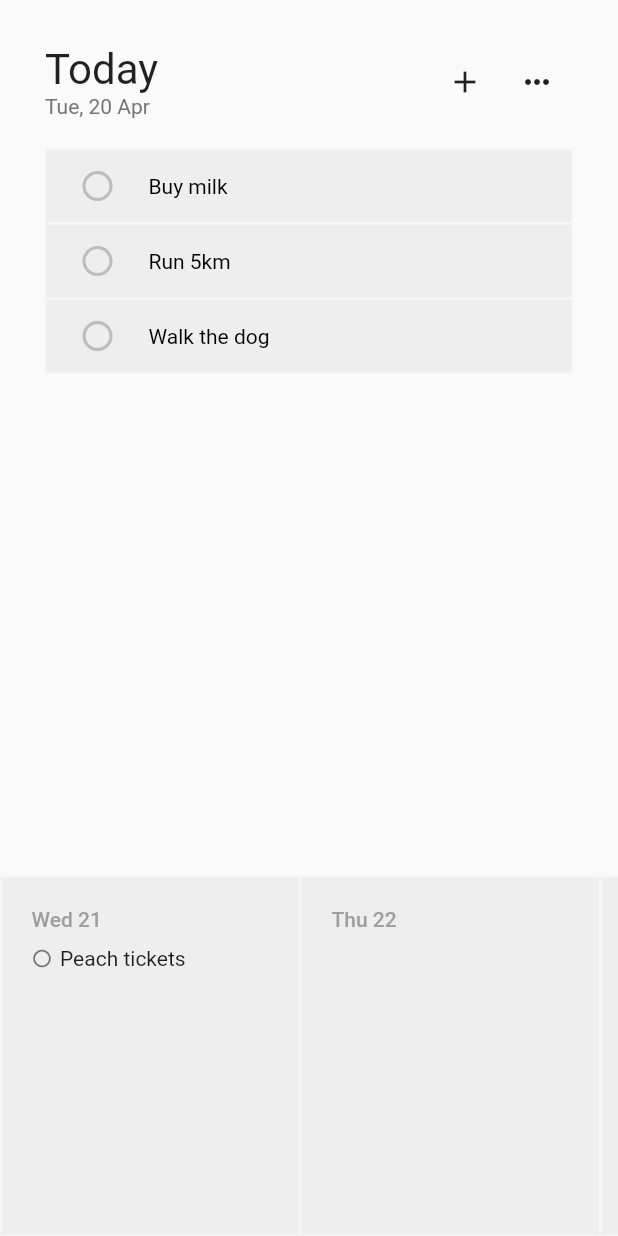
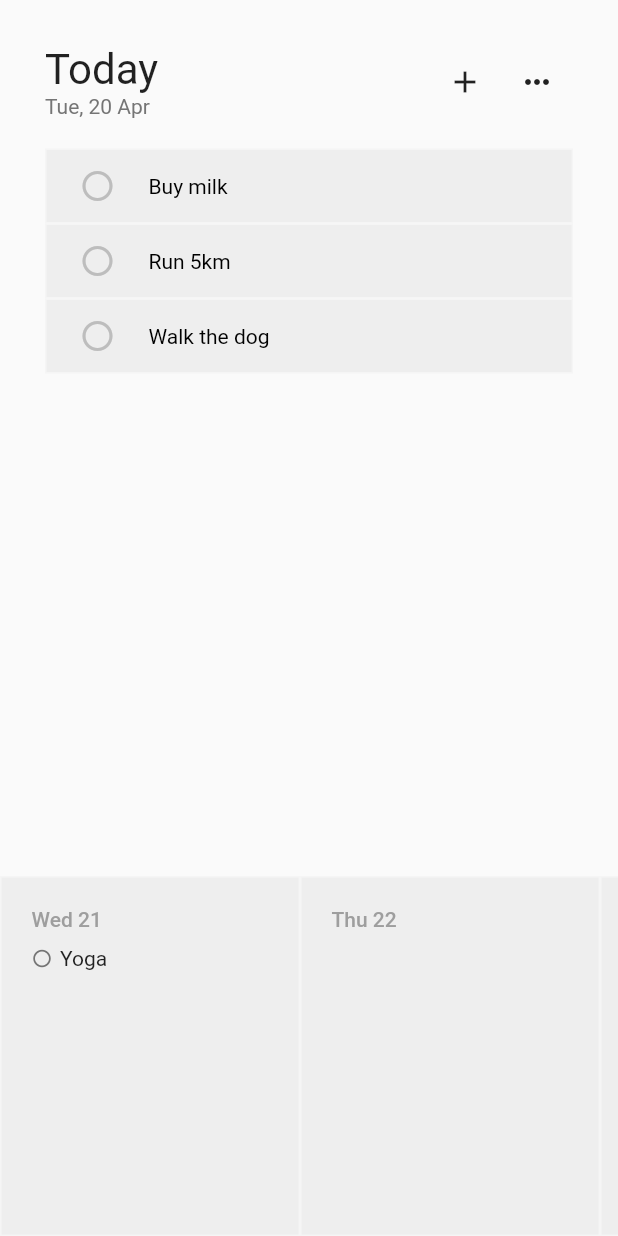
Before and after one commit to simonbengtsson/task-manager, a Flutter app: the screen it shows after launch, on a phone screen of 412 x 824 dp. Run offline on Flutter 3.47's test engine with Material 2 defaults, Android fonts, the phone set to English and light mode, and no system bars.

Commit message:
Move tasks between days

```diff
--- a/lib/main.dart
+++ b/lib/main.dart
@@ -23,15 +23,34 @@ class MainScreen extends StatefulWidget {
 }
 
 class _MainScreenState extends State<MainScreen> {
-  final List<Task> todayTasks = [
-    Task('Buy milk', DateTime.now()),
-    Task('Run 5km', DateTime.now()),
-    Task('Walk the dog', DateTime.now()),
-  ];
+  final List<Task> todayTasks = [];
 
   List<Day> days = [];
 
   Task? activeTask;
+
+  @override
+  initState() {
+    var now = DateTime.now();
+    days = List<Day>.generate(5, (int i) {
+      var timestamp = now.millisecondsSinceEpoch +
+          (i + 1) * 24 * 3600 * 1000 -
+          3600 * 1000 * 4;
+      var date = DateTime.fromMillisecondsSinceEpoch(timestamp);
+      var day = Day(date);
+      return day;
+    });
+
+    todayTasks.add(Task('Buy milk'));
+    todayTasks.add(Task('Run 5km'));
+    todayTasks.add(Task('Walk the dog'));
+
+    var yoga = Task('Yoga');
+    yoga.date = DateTime.fromMillisecondsSinceEpoch(DateTime.now().millisecondsSinceEpoch + 24 * 3600 * 1000);
+    todayTasks.add(yoga);
+
+    super.initState();
+  }
 
   @override
   Widget build(BuildContext context) {
@@ -107,7 +126,8 @@ class _MainScreenState extends State<MainScreen> {
   Widget buildTaskList(BuildContext context) {
     return DragTarget<Task>(onAcceptWithDetails: (details) {
       setState(() {
-        todayTasks.add(details.data);
+        var index = todayTasks.indexOf(details.data);
+        todayTasks[index].date = null;
       });
     }, builder: (context, candidateItems, rejectedItems) {
       return ListView(
@@ -122,28 +142,11 @@ class _MainScreenState extends State<MainScreen> {
           });
         },*/
         children: [
-          for (var entry in todayTasks.asMap().entries)
+          for (var entry in todayTasks.where((element) => element.date == null).toList().asMap().entries)
             buildTaskRow(context, entry.key, entry.value)
         ],
       );
     });
-  }
-
-  @override
-  initState() {
-    var now = DateTime.now();
-    days = List<Day>.generate(28, (int i) {
-      var timestamp = now.millisecondsSinceEpoch +
-          (i + 1) * 24 * 3600 * 1000 -
-          3600 * 1000 * 4;
-      var date = DateTime.fromMillisecondsSinceEpoch(timestamp);
-      var day = Day(date);
-      if (i == 0) {
-        day.tasks.add(Task("Peach tickets", DateTime.now()));
-      }
-      return day;
-    });
-    super.initState();
   }
 
   Widget buildCalendar(BuildContext context) {
@@ -158,7 +161,9 @@ class _MainScreenState extends State<MainScreen> {
   Widget buildCalendarDay(Day day) {
     return DragTarget<Task>(onAcceptWithDetails: (details) {
       setState(() {
-        day.tasks.add(details.data);
+        var index = todayTasks.indexOf(details.data);
+        todayTasks[index].date = day.date;
+        //details.data.date = day.date;
       });
     }, builder: (context, candidateItems, rejectedItems) {
       return Container(
@@ -189,9 +194,14 @@ class _MainScreenState extends State<MainScreen> {
   }
 
   Widget buildCalendarDayTaskList(Day day) {
+    var dayTasks = todayTasks.where((element) {
+      var date = element.date;
+      if (date == null) return false;
+      return Day(date).daySince1970 == day.daySince1970;
+    });
     return Column(
       children: [
-        for (var task in day.tasks)
+        for (var task in dayTasks)
           LongPressDraggable(
             feedback: Row(children: [
               ConstrainedBox(
@@ -222,7 +232,7 @@ class _MainScreenState extends State<MainScreen> {
             dragAnchorStrategy: pointerDragAnchorStrategy,
             onDragCompleted: () {
               setState(() {
-                day.tasks.remove(task);
+                task.date = null;
               });
             },
             child: Row(
@@ -314,9 +324,6 @@ class _MainScreenState extends State<MainScreen> {
           ),
         ),
       ]),
-      onDragCompleted: () {
-        todayTasks.remove(task);
-      },
       child: Container(
         padding: EdgeInsets.symmetric(horizontal: 10),
         decoration: BoxDecoration(
--- a/lib/models.dart
+++ b/lib/models.dart
@@ -1,7 +1,6 @@
 
 class Task {
   String text;
-  DateTime createdAt;
   DateTime? completedAt;
   DateTime? date;
 
@@ -9,24 +8,26 @@ class Task {
     return completedAt != null;
   }
 
-  Task(this.text, this.createdAt);
+  Task(this.text);
 
   factory Task.create() {
-    return Task('', DateTime.now());
+    return Task('');
   }
 
   factory Task.fromJson(Map<String, Object> json) {
     var name = json["name"] as String;
-    var createdAt = json["createdAt"] as DateTime;
-    return Task(name, createdAt);
+    return Task(name);
   }
 }
 
 class Day {
-  List<Task> tasks = [];
   DateTime date;
 
   Day(this.date);
+
+  int get daySince1970 {
+    return (date.millisecondsSinceEpoch / 1000 / 3600 / 24).floor();
+  }
 }
 
 var weekdays = ['Mon', 'Tue', 'Wed', 'Thu', 'Fri', 'Sat', 'Sun'];
```
